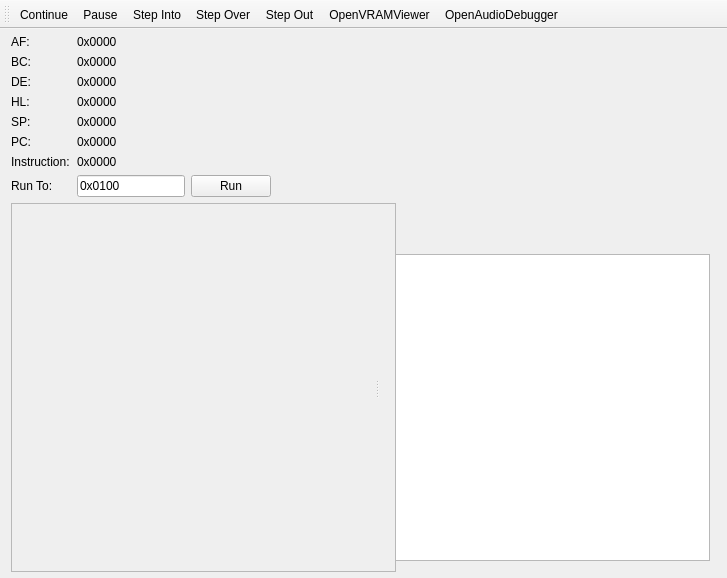
The window that qt_wrap/src/debuggerwindow.ui (joshgamer474/GBCEmulator) describes before a commit, drawn with Qt 5.
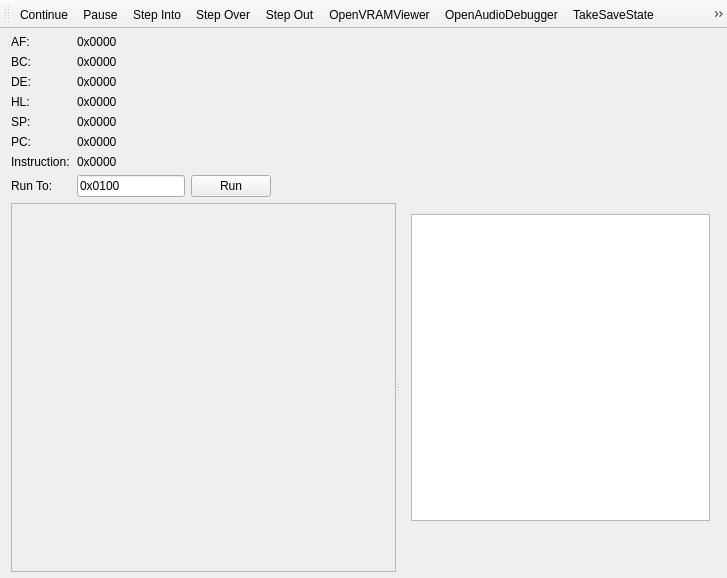
The same window after the commit. Icons and pictures are not drawn.

Commit message: Added savestates to the SDL wrap and Qt wrapper's debugger window

What changed in the file:
```diff
--- a/qt_wrap/src/debuggerwindow.ui
+++ b/qt_wrap/src/debuggerwindow.ui
@@ -277,7 +277,7 @@
           <x>0</x>
           <y>0</y>
           <width>383</width>
-          <height>366</height>
+          <height>395</height>
          </rect>
         </property>
         <property name="sizePolicy">
@@ -290,6 +290,17 @@
       </widget>
       <widget class="QWidget" name="layoutWidget">
        <layout class="QVBoxLayout" name="verticalLayout">
+        <item>
+         <widget class="QTextBrowser" name="textBrowser">
+          <property name="html">
+           <string>&lt;!DOCTYPE HTML PUBLIC &quot;-//W3C//DTD HTML 4.0//EN&quot; &quot;http://www.w3.org/TR/REC-html40/strict.dtd&quot;&gt;
+&lt;html&gt;&lt;head&gt;&lt;meta name=&quot;qrichtext&quot; content=&quot;1&quot; /&gt;&lt;style type=&quot;text/css&quot;&gt;
+p, li { white-space: pre-wrap; }
+&lt;/style&gt;&lt;/head&gt;&lt;body style=&quot; font-family:'MS Shell Dlg 2'; font-size:8pt; font-weight:400; font-style:normal;&quot;&gt;
+&lt;p style=&quot;-qt-paragraph-type:empty; margin-top:0px; margin-bottom:0px; margin-left:0px; margin-right:0px; -qt-block-indent:0; text-indent:0px;&quot;&gt;&lt;br /&gt;&lt;/p&gt;&lt;/body&gt;&lt;/html&gt;</string>
+          </property>
+         </widget>
+        </item>
         <item>
          <spacer name="verticalSpacer">
           <property name="orientation">
@@ -306,34 +317,6 @@
           </property>
          </spacer>
         </item>
-        <item>
-         <widget class="QGraphicsView" name="graphicsView">
-          <property name="sizePolicy">
-           <sizepolicy hsizetype="Preferred" vsizetype="Minimum">
-            <horstretch>1</horstretch>
-            <verstretch>0</verstretch>
-           </sizepolicy>
-          </property>
-          <property name="minimumSize">
-           <size>
-            <width>320</width>
-            <height>288</height>
-           </size>
-          </property>
-          <property name="frameShadow">
-           <enum>QFrame::Plain</enum>
-          </property>
-          <property name="verticalScrollBarPolicy">
-           <enum>Qt::ScrollBarAlwaysOff</enum>
-          </property>
-          <property name="horizontalScrollBarPolicy">
-           <enum>Qt::ScrollBarAlwaysOff</enum>
-          </property>
-          <property name="resizeAnchor">
-           <enum>QGraphicsView::AnchorViewCenter</enum>
-          </property>
-         </widget>
-        </item>
        </layout>
       </widget>
      </widget>
@@ -360,6 +343,8 @@
    <addaction name="actionStep_Out"/>
    <addaction name="actionOpenVRAMViewer"/>
    <addaction name="actionOpenAudioDebugger"/>
+   <addaction name="actionTakeSaveState"/>
+   <addaction name="actionLoadSaveState"/>
   </widget>
   <action name="actionOpen_ROM">
    <property name="text">
@@ -462,6 +447,16 @@
     <string>Open the Audio Debugger</string>
    </property>
   </action>
+  <action name="actionTakeSaveState">
+   <property name="text">
+    <string>TakeSaveState</string>
+   </property>
+  </action>
+  <action name="actionLoadSaveState">
+   <property name="text">
+    <string>LoadSaveState</string>
+   </property>
+  </action>
  </widget>
  <layoutdefault spacing="6" margin="11"/>
  <resources/>
```
The commit also changes 11 other files.
